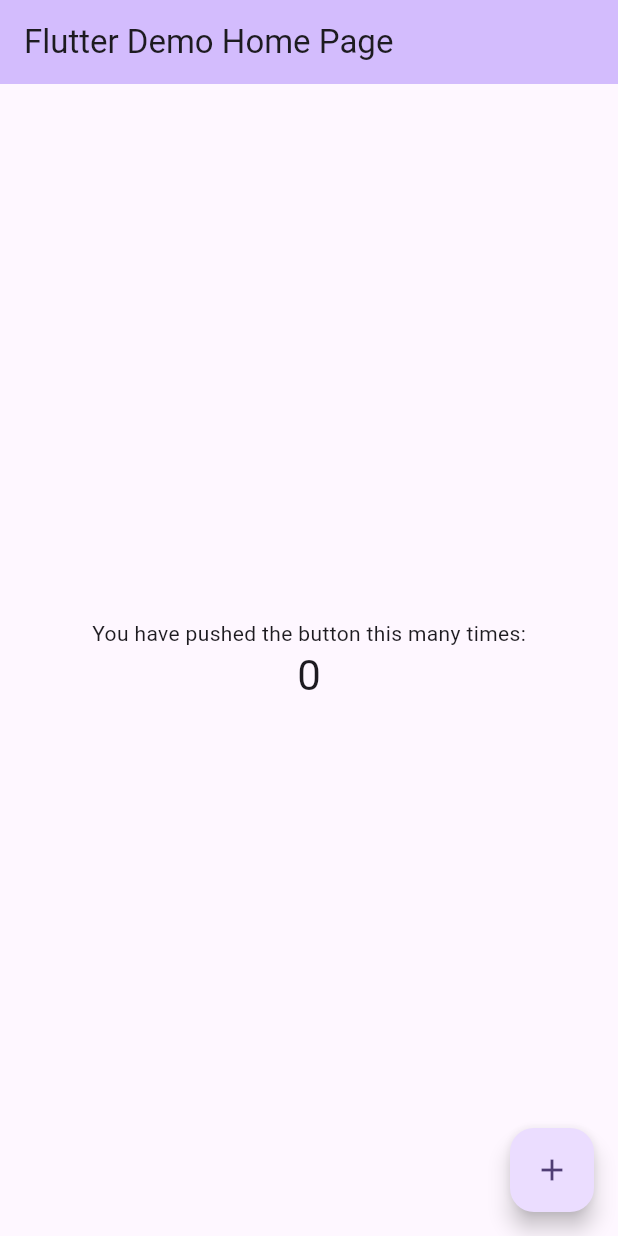
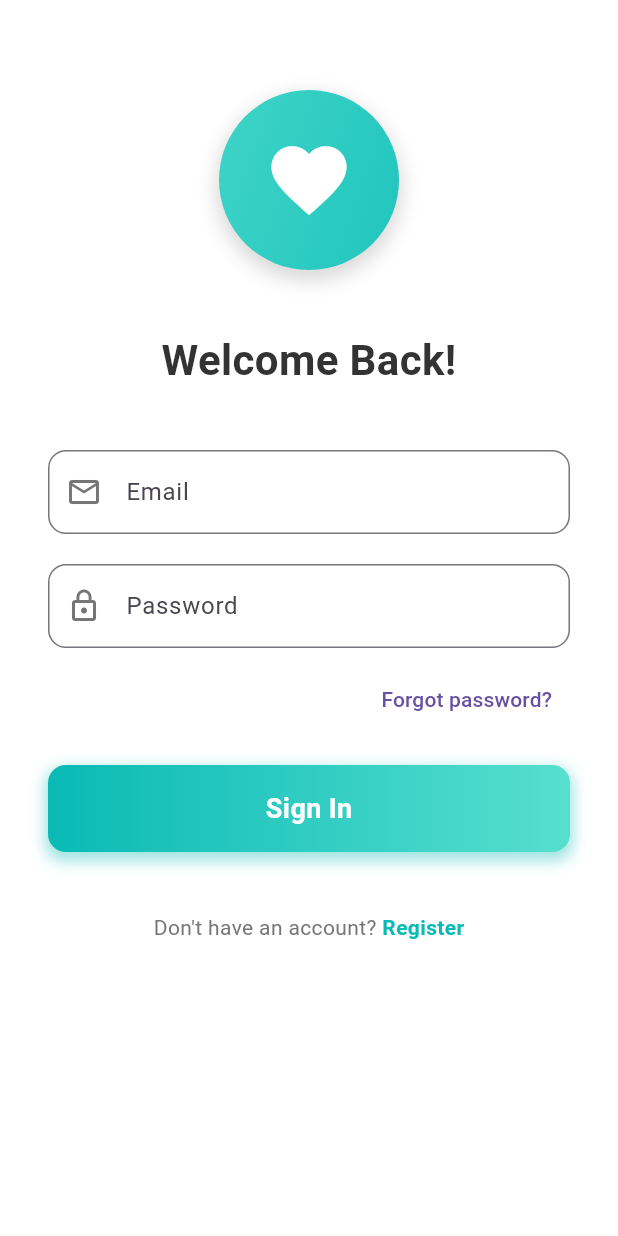
Before and after one commit to Navaphon001/Health-Tracking, a Flutter app: the screen it shows after launch, on a phone screen of 412 x 824 dp. Run offline on Flutter 3.47's test engine with Material 3 defaults, Android fonts, the phone set to English and light mode, and no system bars.

Commit message:
feat: add login/register screens

```diff
--- a/my_app/lib/main.dart
+++ b/my_app/lib/main.dart
@@ -1,4 +1,9 @@
 import 'package:flutter/material.dart';
+import 'package:provider/provider.dart';
+import 'providers/auth_notifier.dart';
+import 'screens/login_screen.dart';
+import 'screens/register_screen.dart';
+import 'screens/main_navigation_screen.dart';
 
 void main() {
   runApp(const MyApp());
@@ -6,117 +11,21 @@ void main() {
 
 class MyApp extends StatelessWidget {
   const MyApp({super.key});
-
-  // This widget is the root of your application.
   @override
   Widget build(BuildContext context) {
-    return MaterialApp(
-      title: 'Flutter Demo',
-      theme: ThemeData(
-        // This is the theme of your application.
-        //
-        // TRY THIS: Try running your application with "flutter run". You'll see
-        // the application has a purple toolbar. Then, without quitting the app,
-        // try changing the seedColor in the colorScheme below to Colors.green
-        // and then invoke "hot reload" (save your changes or press the "hot
-        // reload" button in a Flutter-supported IDE, or press "r" if you used
-        // the command line to start the app).
-        //
-        // Notice that the counter didn't reset back to zero; the application
-        // state is not lost during the reload. To reset the state, use hot
-        // restart instead.
-        //
-        // This works for code too, not just values: Most code changes can be
-        // tested with just a hot reload.
-        colorScheme: ColorScheme.fromSeed(seedColor: Colors.deepPurple),
+    return ChangeNotifierProvider(
+      create: (_) => AuthNotifier(),
+      child: MaterialApp(
+        debugShowCheckedModeBanner: false,
+        title: 'Auth Starter',
+        initialRoute: '/login',
+        routes: {
+          '/login': (_) => const LoginScreen(),
+          '/register': (_) => const RegisterScreen(),
+          '/main': (_) => const MainNavigationScreen(),
+        },
+        theme: ThemeData(useMaterial3: true),
       ),
-      home: const MyHomePage(title: 'Flutter Demo Home Page'),
     );
   }
 }
-
-class MyHomePage extends StatefulWidget {
-  const MyHomePage({super.key, required this.title});
-
-  // This widget is the home page of your application. It is stateful, meaning
-  // that it has a State object (defined below) that contains fields that affect
-  // how it looks.
-
-  // This class is the configuration for the state. It holds the values (in this
-  // case the title) provided by the parent (in this case the App widget) and
-  // used by the build method of the State. Fields in a Widget subclass are
-  // always marked "final".
-
-  final String title;
-
-  @override
-  State<MyHomePage> createState() => _MyHomePageState();
-}
-
-class _MyHomePageState extends State<MyHomePage> {
-  int _counter = 0;
-
-  void _incrementCounter() {
-    setState(() {
-      // This call to setState tells the Flutter framework that something has
-      // changed in this State, which causes it to rerun the build method below
-      // so that the display can reflect the updated values. If we changed
-      // _counter without calling setState(), then the build method would not be
-      // called again, and so nothing would appear to happen.
-      _counter++;
-    });
-  }
-
-  @override
-  Widget build(BuildContext context) {
-    // This method is rerun every time setState is called, for instance as done
-    // by the _incrementCounter method above.
-    //
-    // The Flutter framework has been optimized to make rerunning build methods
-    // fast, so that you can just rebuild anything that needs updating rather
-    // than having to individually change instances of widgets.
-    return Scaffold(
-      appBar: AppBar(
-        // TRY THIS: Try changing the color here to a specific color (to
-        // Colors.amber, perhaps?) and trigger a hot reload to see the AppBar
-        // change color while the other colors stay the same.
-        backgroundColor: Theme.of(context).colorScheme.inversePrimary,
-        // Here we take the value from the MyHomePage object that was created by
-        // the App.build method, and use it to set our appbar title.
-        title: Text(widget.title),
-      ),
-      body: Center(
-        // Center is a layout widget. It takes a single child and positions it
-        // in the middle of the parent.
-        child: Column(
-          // Column is also a layout widget. It takes a list of children and
-          // arranges them vertically. By default, it sizes itself to fit its
-          // children horizontally, and tries to be as tall as its parent.
-          //
-          // Column has various properties to control how it sizes itself and
-          // how it positions its children. Here we use mainAxisAlignment to
-          // center the children vertically; the main axis here is the vertical
-          // axis because Columns are vertical (the cross axis would be
-          // horizontal).
-          //
-          // TRY THIS: Invoke "debug painting" (choose the "Toggle Debug Paint"
-          // action in the IDE, or press "p" in the console), to see the
-          // wireframe for each widget.
-          mainAxisAlignment: MainAxisAlignment.center,
-          children: <Widget>[
-            const Text('You have pushed the button this many times:'),
-            Text(
-              '$_counter',
-              style: Theme.of(context).textTheme.headlineMedium,
-            ),
-          ],
-        ),
-      ),
-      floatingActionButton: FloatingActionButton(
-        onPressed: _incrementCounter,
-        tooltip: 'Increment',
-        child: const Icon(Icons.add),
-      ), // This trailing comma makes auto-formatting nicer for build methods.
-    );
-  }
-}
--- /dev/null
+++ b/my_app/lib/providers/auth_notifier.dart
@@ -0,0 +1,81 @@
+import 'dart:async';
+import 'package:flutter/foundation.dart';
+
+typedef SnackFn = void Function(String message, {bool isError});
+
+class AuthNotifier extends ChangeNotifier {
+  String? usernameError;
+  String? emailError;
+  String? passwordError;
+  bool isLoading = false;
+
+  SnackFn? _snackFn;
+  void setSnackBarCallback(SnackFn fn) => _snackFn = fn;
+
+  // -------- Login (mock) --------
+  Future<void> login(String email, String password) async {
+    emailError = null; passwordError = null;
+
+    final emailRegex = RegExp(r"^[a-zA-Z0-9.!#$%&'*+\-/=?^_`{|}~]+@[a-zA-Z0-9]+\.[a-zA-Z]+");
+    if (email.isEmpty) {
+      emailError = 'กรุณากรอกอีเมล';
+    } else if (!emailRegex.hasMatch(email)) {
+      emailError = 'รูปแบบอีเมลไม่ถูกต้อง';
+    }
+    if (password.isEmpty) {
+      passwordError = 'กรุณากรอกรหัสผ่าน';
+    } else if (password.length < 6) {
+      passwordError = 'รหัสผ่านต้องมีอย่างน้อย 6 ตัวอักษร';
+    }
+
+    if (emailError != null || passwordError != null) {
+      notifyListeners();
+      _snackFn?.call('กรุณาตรวจสอบข้อมูลให้ครบถ้วน', isError: true);
+      return;
+    }
+
+    isLoading = true; notifyListeners();
+    await Future.delayed(const Duration(milliseconds: 800));
+    isLoading = false; notifyListeners();
+
+    _snackFn?.call('เข้าสู่ระบบสำเร็จ');
+  }
+
+  // -------- Register (mock) --------
+  Future<void> register({
+    required String username,
+    required String email,
+    required String password,
+  }) async {
+    usernameError = null; emailError = null; passwordError = null;
+
+    final emailRegex = RegExp(r"^[a-zA-Z0-9.!#$%&'*+\-/=?^_`{|}~]+@[a-zA-Z0-9]+\.[a-zA-Z]+");
+    if (username.isEmpty) {
+      usernameError = 'กรุณากรอกชื่อผู้ใช้';
+    } else if (username.length < 3) {
+      usernameError = 'ชื่อผู้ใช้ต้องยาวอย่างน้อย 3 ตัวอักษร';
+    }
+    if (email.isEmpty) {
+      emailError = 'กรุณากรอกอีเมล';
+    } else if (!emailRegex.hasMatch(email)) {
+      emailError = 'รูปแบบอีเมลไม่ถูกต้อง';
+    }
+    if (password.isEmpty) {
+      passwordError = 'กรุณากรอกรหัสผ่าน';
+    } else if (password.length < 6) {
+      passwordError = 'รหัสผ่านต้องมีอย่างน้อย 6 ตัวอักษร';
+    }
+
+    if (usernameError != null || emailError != null || passwordError != null) {
+      notifyListeners();
+      _snackFn?.call('กรุณาตรวจสอบข้อมูลให้ครบถ้วน', isError: true);
+      return;
+    }
+
+    isLoading = true; notifyListeners();
+    await Future.delayed(const Duration(milliseconds: 900));
+    isLoading = false; notifyListeners();
+
+    _snackFn?.call('สมัครสมาชิกสำเร็จ');
+  }
+}
--- /dev/null
+++ b/my_app/lib/screens/login_screen.dart
@@ -0,0 +1,174 @@
+import 'package:flutter/material.dart';
+import 'package:provider/provider.dart';
+import '../providers/auth_notifier.dart';
+
+class LoginScreen extends StatefulWidget {
+  const LoginScreen({super.key});
+  @override
+  State<LoginScreen> createState() => _LoginScreenState();
+}
+
+class _LoginScreenState extends State<LoginScreen> {
+  final _formKey = GlobalKey<FormState>();
+  final _email = TextEditingController();
+  final _password = TextEditingController();
+
+  @override
+  void initState() {
+    super.initState();
+    context.read<AuthNotifier>().setSnackBarCallback((msg, {isError = false}) {
+      if (!mounted) return;
+      ScaffoldMessenger.of(context).showSnackBar(
+        SnackBar(content: Text(msg),
+          backgroundColor: isError ? Colors.red.shade700 : Colors.green),
+      );
+    });
+  }
+
+  @override
+  void dispose() {
+    _email.dispose();
+    _password.dispose();
+    super.dispose();
+  }
+
+  Future<void> _doLogin() async {
+    final auth = context.read<AuthNotifier>();
+    if (!_formKey.currentState!.validate()) return;
+
+    await auth.login(_email.text.trim(), _password.text.trim());
+    if (!auth.isLoading && auth.emailError == null && auth.passwordError == null) {
+      if (!mounted) return;
+      Navigator.pushNamedAndRemoveUntil(context, '/main', (r) => false);
+    }
+  }
+
+  @override
+  Widget build(BuildContext context) {
+    final auth = context.watch<AuthNotifier>();
+
+    return Scaffold(
+      backgroundColor: Colors.white,
+      body: SafeArea(
+        child: SingleChildScrollView(
+          padding: const EdgeInsets.symmetric(horizontal: 32),
+          child: Form(
+            key: _formKey,
+            child: Column(crossAxisAlignment: CrossAxisAlignment.stretch, children: [
+              const SizedBox(height: 60),
+              // โลโก้วงกลมไล่เฉด
+              Container(
+                width: 120, height: 120,
+                decoration: BoxDecoration(
+                  shape: BoxShape.circle,
+                  gradient: const LinearGradient(
+                    begin: Alignment.topLeft, end: Alignment.bottomRight,
+                    colors: [Color(0xFF56DFCF), Color(0xFF0ABAB5)],
+                  ),
+                  boxShadow: [BoxShadow(
+                    color: Colors.black.withOpacity(0.15),
+                    spreadRadius: 2, blurRadius: 10, offset: const Offset(0,5),
+                  )],
+                ),
+                child: const Icon(Icons.favorite, color: Colors.white, size: 60),
+              ),
+              const SizedBox(height: 40),
+              const Text('Welcome Back!',
+                textAlign: TextAlign.center,
+                style: TextStyle(fontSize: 28, fontWeight: FontWeight.bold, color: Color(0xFF333333))),
+              const SizedBox(height: 40),
+
+              // Email
+              TextFormField(
+                controller: _email,
+                keyboardType: TextInputType.emailAddress,
+                decoration: InputDecoration(
+                  hintText: 'Email',
+                  prefixIcon: Icon(Icons.email_outlined, color: Colors.grey.shade600),
+                  border: OutlineInputBorder(borderRadius: BorderRadius.circular(12)),
+                  errorText: auth.emailError,
+                ),
+                validator: (v) {
+                  if (v == null || v.isEmpty) return 'กรุณากรอกอีเมล';
+                  final r = RegExp(r"^[a-zA-Z0-9.!#$%&'*+\-/=?^_`{|}~]+@[a-zA-Z0-9]+\.[a-zA-Z]+");
+                  if (!r.hasMatch(v)) return 'รูปแบบอีเมลไม่ถูกต้อง';
+                  return null;
+                },
+              ),
+              const SizedBox(height: 20),
+
+              // Password
+              TextFormField(
+                controller: _password,
+                obscureText: true,
+                decoration: InputDecoration(
+                  hintText: 'Password',
+                  prefixIcon: Icon(Icons.lock_outline, color: Colors.grey.shade600),
+                  border: OutlineInputBorder(borderRadius: BorderRadius.circular(12)),
+                  errorText: auth.passwordError,
+                ),
+                validator: (v) {
+                  if (v == null || v.isEmpty) return 'กรุณากรอกรหัสผ่าน';
+                  if (v.length < 6) return 'รหัสผ่านต้องมีอย่างน้อย 6 ตัวอักษร';
+                  return null;
+                },
+              ),
+              const SizedBox(height: 10),
+
+              Align(
+                alignment: Alignment.centerRight,
+                child: TextButton(
+                  onPressed: () {/* TODO: forgot password */},
+                  child: const Text('Forgot password?'),
+                ),
+              ),
+              const SizedBox(height: 20),
+
+              // ปุ่ม Gradient
+              Container(
+                decoration: BoxDecoration(
+                  gradient: const LinearGradient(
+                    colors: [Color(0xFF0ABAB5), Color(0xFF56DFCF)],
+                    begin: Alignment.centerLeft, end: Alignment.centerRight),
+                  borderRadius: BorderRadius.circular(12),
+                  boxShadow: [BoxShadow(
+                    color: const Color(0xFF0ABAB5).withOpacity(0.4),
+                    spreadRadius: 2, blurRadius: 8, offset: const Offset(0,4),
+                  )],
+                ),
+                child: Material(
+                  color: Colors.transparent,
+                  child: InkWell(
+                    onTap: auth.isLoading ? null : _doLogin,
+                    borderRadius: BorderRadius.circular(12),
+                    child: Padding(
+                      padding: const EdgeInsets.symmetric(vertical: 16),
+                      child: Center(
+                        child: auth.isLoading
+                          ? const SizedBox(width: 24, height: 24,
+                              child: CircularProgressIndicator(color: Colors.white, strokeWidth: 3))
+                          : const Text('Sign In',
+                              style: TextStyle(fontSize: 18, color: Colors.white, fontWeight: FontWeight.bold)),
+                      ),
+                    ),
+                  ),
+                ),
+              ),
+
+              const SizedBox(height: 40),
+              Row(mainAxisAlignment: MainAxisAlignment.center, children: [
+                Text("Don't have an account? ", style: TextStyle(color: Colors.grey[600])),
+                GestureDetector(
+                  onTap: () => Navigator.pushNamed(context, '/register'),
+                  child: const Text('Register',
+                    style: TextStyle(color: Color(0xFF0ABAB5), fontWeight: FontWeight.bold)),
+                ),
+              ]),
+              const SizedBox(height: 40),
+            ]),
+          ),
+        ),
+      ),
+    );
+  }
+}
--- a/my_app/pubspec.yaml
+++ b/my_app/pubspec.yaml
@@ -30,6 +30,7 @@ environment:
 dependencies:
   flutter:
     sdk: flutter
+  provider: ^6.1.2
 
   # The following adds the Cupertino Icons font to your application.
   # Use with the CupertinoIcons class for iOS style icons.
```
Also changed, not shown: my_app/lib/screens/main_navigation_screen.dart (added, +36 -0 lines), my_app/lib/screens/register_screen.dart (added, +218 -0 lines), my_app/pubspec.lock.
